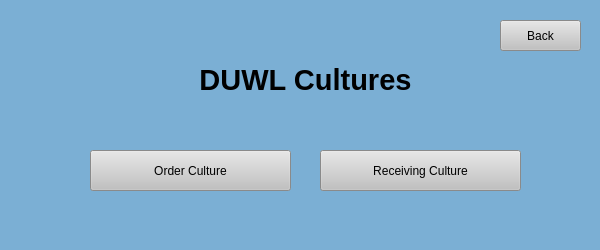
First picture: the form in UI Screens/COMBdb_DUWL_Nav.ui, repository Kasmanian/COMBDb-oldgen, before the edit.
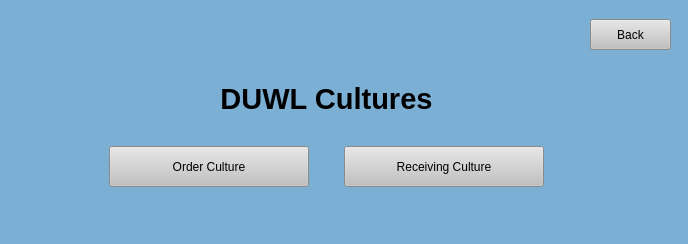
Second picture: the form after the edit.

Commit message: Added dynamic screen size to some UI screens

```diff
--- a/UI Screens/COMBdb_DUWL_Nav.ui
+++ b/UI Screens/COMBdb_DUWL_Nav.ui
@@ -1,35 +1,86 @@
 <?xml version="1.0" encoding="UTF-8"?>
 <ui version="4.0">
- <class>Form</class>
- <widget class="QWidget" name="Form">
+ <class>MainWindow</class>
+ <widget class="QMainWindow" name="MainWindow">
   <property name="geometry">
    <rect>
     <x>0</x>
     <y>0</y>
-    <width>600</width>
-    <height>250</height>
+    <width>688</width>
+    <height>244</height>
    </rect>
   </property>
+  <property name="sizePolicy">
+   <sizepolicy hsizetype="Fixed" vsizetype="Fixed">
+    <horstretch>0</horstretch>
+    <verstretch>0</verstretch>
+   </sizepolicy>
+  </property>
+  <property name="minimumSize">
+   <size>
+    <width>0</width>
+    <height>0</height>
+   </size>
+  </property>
   <property name="windowTitle">
    <string>Form</string>
   </property>
   <property name="styleSheet">
    <string notr="true">background-color: rgb(123, 175, 212);</string>
   </property>
-  <widget class="QPushButton" name="back">
-   <property name="geometry">
-    <rect>
-     <x>500</x>
-     <y>20</y>
-     <width>81</width>
-     <height>31</height>
-    </rect>
-   </property>
-   <property name="cursor">
-    <cursorShape>PointingHandCursor</cursorShape>
-   </property>
-   <property name="styleSheet">
-    <string notr="true">QPushButton:hover {
+  <widget class="QWidget" name="centralwidget">
+   <layout class="QGridLayout" name="gridLayout">
+    <item row="1" column="3">
+     <spacer name="horizontalSpacer_6">
+      <property name="orientation">
+       <enum>Qt::Horizontal</enum>
+      </property>
+      <property name="sizeType">
+       <enum>QSizePolicy::Minimum</enum>
+      </property>
+      <property name="sizeHint" stdset="0">
+       <size>
+        <width>8</width>
+        <height>5</height>
+       </size>
+      </property>
+     </spacer>
+    </item>
+    <item row="1" column="1">
+     <spacer name="horizontalSpacer">
+      <property name="orientation">
+       <enum>Qt::Horizontal</enum>
+      </property>
+      <property name="sizeType">
+       <enum>QSizePolicy::MinimumExpanding</enum>
+      </property>
+      <property name="sizeHint" stdset="0">
+       <size>
+        <width>0</width>
+        <height>20</height>
+       </size>
+      </property>
+     </spacer>
+    </item>
+    <item row="1" column="2" alignment="Qt::AlignHCenter|Qt::AlignVCenter">
+     <widget class="QPushButton" name="back">
+      <property name="minimumSize">
+       <size>
+        <width>81</width>
+        <height>31</height>
+       </size>
+      </property>
+      <property name="maximumSize">
+       <size>
+        <width>81</width>
+        <height>31</height>
+       </size>
+      </property>
+      <property name="cursor">
+       <cursorShape>PointingHandCursor</cursorShape>
+      </property>
+      <property name="styleSheet">
+       <string notr="true">QPushButton:hover {
 
 background-color: rgb(210, 210, 210);
 
@@ -40,25 +91,70 @@
 background-color: rgb(193, 193, 193);
 
 }</string>
-   </property>
-   <property name="text">
-    <string>Back</string>
-   </property>
-  </widget>
-  <widget class="QPushButton" name="receivingCulture">
-   <property name="geometry">
-    <rect>
-     <x>320</x>
-     <y>150</y>
-     <width>201</width>
-     <height>41</height>
-    </rect>
-   </property>
-   <property name="cursor">
-    <cursorShape>PointingHandCursor</cursorShape>
-   </property>
-   <property name="styleSheet">
-    <string notr="true">QPushButton:hover {
+      </property>
+      <property name="text">
+       <string>Back</string>
+      </property>
+     </widget>
+    </item>
+    <item row="3" column="1">
+     <layout class="QVBoxLayout" name="verticalLayout" stretch="0,0,0">
+      <property name="spacing">
+       <number>0</number>
+      </property>
+      <property name="topMargin">
+       <number>0</number>
+      </property>
+      <property name="bottomMargin">
+       <number>0</number>
+      </property>
+      <item>
+       <widget class="QLabel" name="label">
+        <property name="text">
+         <string>&lt;html&gt;&lt;head/&gt;&lt;body&gt;&lt;p align=&quot;center&quot;&gt;&lt;span style=&quot; font-size:22pt; font-weight:600;&quot;&gt;DUWL Cultures&lt;/span&gt;&lt;/p&gt;&lt;/body&gt;&lt;/html&gt;</string>
+        </property>
+       </widget>
+      </item>
+      <item>
+       <spacer name="verticalSpacer">
+        <property name="orientation">
+         <enum>Qt::Vertical</enum>
+        </property>
+        <property name="sizeType">
+         <enum>QSizePolicy::Minimum</enum>
+        </property>
+        <property name="sizeHint" stdset="0">
+         <size>
+          <width>20</width>
+          <height>30</height>
+         </size>
+        </property>
+       </spacer>
+      </item>
+      <item>
+       <layout class="QGridLayout" name="gridLayout_2">
+        <property name="topMargin">
+         <number>0</number>
+        </property>
+        <item row="0" column="1" alignment="Qt::AlignRight|Qt::AlignVCenter">
+         <widget class="QPushButton" name="orderCulture">
+          <property name="minimumSize">
+           <size>
+            <width>200</width>
+            <height>41</height>
+           </size>
+          </property>
+          <property name="maximumSize">
+           <size>
+            <width>221</width>
+            <height>41</height>
+           </size>
+          </property>
+          <property name="cursor">
+           <cursorShape>PointingHandCursor</cursorShape>
+          </property>
+          <property name="styleSheet">
+           <string notr="true">QPushButton:hover {
 
 background-color: rgb(210, 210, 210);
 
@@ -69,38 +165,60 @@
 background-color: rgb(193, 193, 193);
 
 }</string>
-   </property>
-   <property name="text">
-    <string>Receiving Culture</string>
-   </property>
-  </widget>
-  <widget class="QLabel" name="label">
-   <property name="geometry">
-    <rect>
-     <x>180</x>
-     <y>50</y>
-     <width>251</width>
-     <height>61</height>
-    </rect>
-   </property>
-   <property name="text">
-    <string>&lt;html&gt;&lt;head/&gt;&lt;body&gt;&lt;p align=&quot;center&quot;&gt;&lt;span style=&quot; font-size:22pt; font-weight:600;&quot;&gt;DUWL Cultures&lt;/span&gt;&lt;/p&gt;&lt;/body&gt;&lt;/html&gt;</string>
-   </property>
-  </widget>
-  <widget class="QPushButton" name="orderCulture">
-   <property name="geometry">
-    <rect>
-     <x>90</x>
-     <y>150</y>
-     <width>201</width>
-     <height>41</height>
-    </rect>
-   </property>
-   <property name="cursor">
-    <cursorShape>PointingHandCursor</cursorShape>
-   </property>
-   <property name="styleSheet">
-    <string notr="true">QPushButton:hover {
+          </property>
+          <property name="text">
+           <string>Order Culture</string>
+          </property>
+         </widget>
+        </item>
+        <item row="0" column="4">
+         <spacer name="horizontalSpacer_3">
+          <property name="orientation">
+           <enum>Qt::Horizontal</enum>
+          </property>
+          <property name="sizeHint" stdset="0">
+           <size>
+            <width>20</width>
+            <height>20</height>
+           </size>
+          </property>
+         </spacer>
+        </item>
+        <item row="0" column="2">
+         <spacer name="horizontalSpacer_5">
+          <property name="orientation">
+           <enum>Qt::Horizontal</enum>
+          </property>
+          <property name="sizeType">
+           <enum>QSizePolicy::Minimum</enum>
+          </property>
+          <property name="sizeHint" stdset="0">
+           <size>
+            <width>35</width>
+            <height>15</height>
+           </size>
+          </property>
+         </spacer>
+        </item>
+        <item row="0" column="3" alignment="Qt::AlignLeft">
+         <widget class="QPushButton" name="receivingCulture">
+          <property name="minimumSize">
+           <size>
+            <width>200</width>
+            <height>41</height>
+           </size>
+          </property>
+          <property name="maximumSize">
+           <size>
+            <width>221</width>
+            <height>41</height>
+           </size>
+          </property>
+          <property name="cursor">
+           <cursorShape>PointingHandCursor</cursorShape>
+          </property>
+          <property name="styleSheet">
+           <string notr="true">QPushButton:hover {
 
 background-color: rgb(210, 210, 210);
 
@@ -111,11 +229,106 @@
 background-color: rgb(193, 193, 193);
 
 }</string>
+          </property>
+          <property name="text">
+           <string>Receiving Culture</string>
+          </property>
+         </widget>
+        </item>
+        <item row="0" column="0">
+         <spacer name="horizontalSpacer_2">
+          <property name="orientation">
+           <enum>Qt::Horizontal</enum>
+          </property>
+          <property name="sizeHint" stdset="0">
+           <size>
+            <width>20</width>
+            <height>20</height>
+           </size>
+          </property>
+         </spacer>
+        </item>
+       </layout>
+      </item>
+     </layout>
+    </item>
+    <item row="3" column="0">
+     <spacer name="horizontalSpacer_4">
+      <property name="orientation">
+       <enum>Qt::Horizontal</enum>
+      </property>
+      <property name="sizeType">
+       <enum>QSizePolicy::Minimum</enum>
+      </property>
+      <property name="sizeHint" stdset="0">
+       <size>
+        <width>60</width>
+        <height>20</height>
+       </size>
+      </property>
+     </spacer>
+    </item>
+    <item row="10" column="1">
+     <spacer name="verticalSpacer_2">
+      <property name="orientation">
+       <enum>Qt::Vertical</enum>
+      </property>
+      <property name="sizeType">
+       <enum>QSizePolicy::MinimumExpanding</enum>
+      </property>
+      <property name="sizeHint" stdset="0">
+       <size>
+        <width>10</width>
+        <height>0</height>
+       </size>
+      </property>
+     </spacer>
+    </item>
+    <item row="2" column="1">
+     <spacer name="verticalSpacer_3">
+      <property name="orientation">
+       <enum>Qt::Vertical</enum>
+      </property>
+      <property name="sizeType">
+       <enum>QSizePolicy::MinimumExpanding</enum>
+      </property>
+      <property name="sizeHint" stdset="0">
+       <size>
+        <width>10</width>
+        <height>10</height>
+       </size>
+      </property>
+     </spacer>
+    </item>
+    <item row="0" column="2">
+     <spacer name="verticalSpacer_5">
+      <property name="orientation">
+       <enum>Qt::Vertical</enum>
+      </property>
+      <property name="sizeType">
+       <enum>QSizePolicy::Minimum</enum>
+      </property>
+      <property name="sizeHint" stdset="0">
+       <size>
+        <width>5</width>
+        <height>10</height>
+       </size>
+      </property>
+     </spacer>
+    </item>
+   </layout>
+  </widget>
+  <widget class="QMenuBar" name="menubar">
+   <property name="geometry">
+    <rect>
+     <x>0</x>
+     <y>0</y>
+     <width>688</width>
+     <height>21</height>
+    </rect>
    </property>
-   <property name="text">
-    <string>Order Culture</string>
-   </property>
   </widget>
+  <widget class="QStatusBar" name="statusbar"/>
  </widget>
  <resources/>
  <connections/>
```
Left out of the diff: 7 changed lines with no effect on the pictures. The commit also changes 7 other files.
